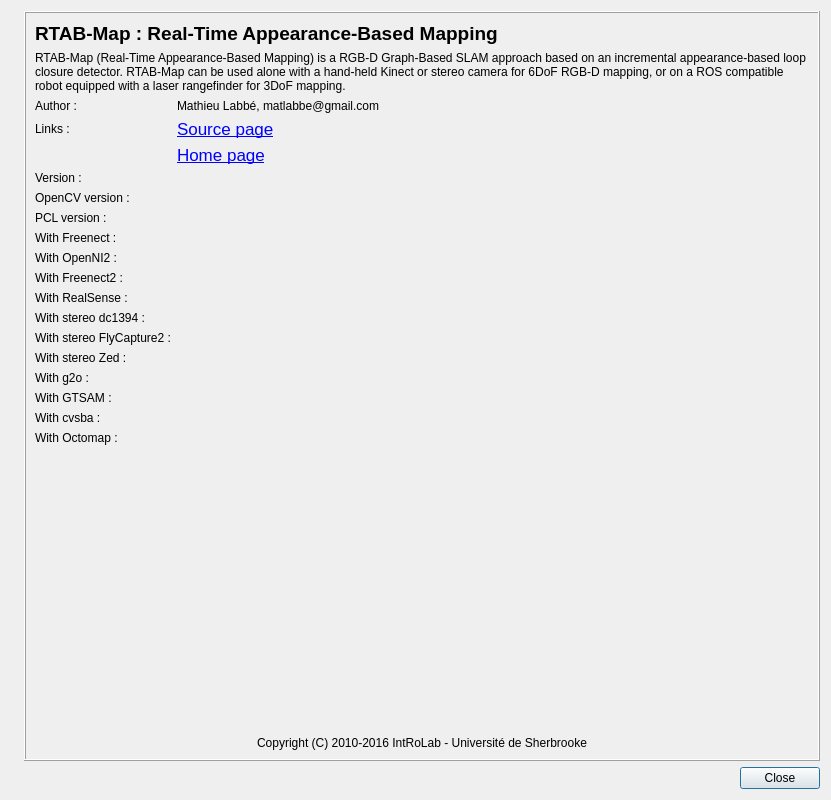
The window that guilib/src/ui/aboutDialog.ui (ros2-gbp/rtabmap-release) describes before a commit, drawn with Qt 5.
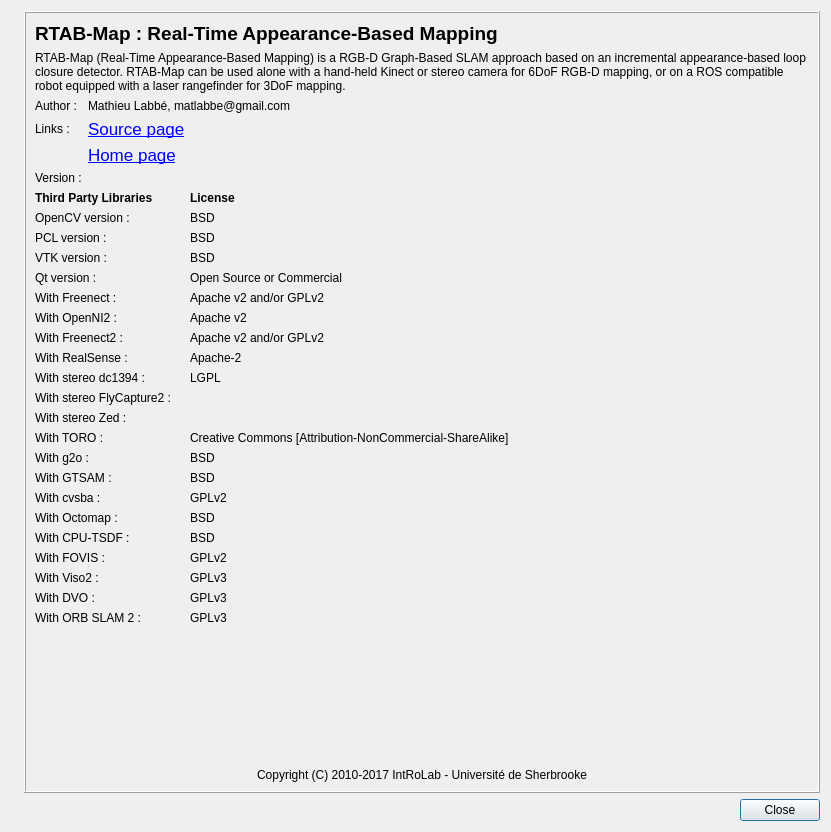
The same window after the commit. Icons and pictures are not drawn.

Commit message: Imported upstream version '0.13.2' of 'upstream'

The edit to the form file:
```diff
--- a/guilib/src/ui/aboutDialog.ui
+++ b/guilib/src/ui/aboutDialog.ui
@@ -7,7 +7,7 @@
     <x>0</x>
     <y>0</y>
     <width>831</width>
-    <height>800</height>
+    <height>832</height>
    </rect>
   </property>
   <property name="sizePolicy">
@@ -82,88 +82,74 @@
         </item>
         <item>
          <layout class="QGridLayout" name="gridLayout" columnstretch="0,1">
-          <item row="9" column="1">
-           <widget class="QLabel" name="label_pcl_version">
-            <property name="text">
-             <string/>
-            </property>
-            <property name="alignment">
-             <set>Qt::AlignLeading|Qt::AlignLeft|Qt::AlignVCenter</set>
-            </property>
-           </widget>
-          </item>
-          <item row="1" column="0">
+          <item row="0" column="0">
            <widget class="QLabel" name="label_2">
             <property name="text">
              <string>Author :</string>
             </property>
            </widget>
           </item>
-          <item row="7" column="1">
-           <widget class="QLabel" name="label_version">
+          <item row="0" column="1">
+           <widget class="QLabel" name="label_8">
             <property name="text">
-             <string/>
+             <string>Mathieu Labbé, matlabbe@gmail.com</string>
             </property>
             <property name="alignment">
              <set>Qt::AlignLeading|Qt::AlignLeft|Qt::AlignVCenter</set>
             </property>
            </widget>
           </item>
-          <item row="4" column="1">
-           <widget class="QLabel" name="label_HomePage_3">
-            <property name="text">
-             <string>&lt;!DOCTYPE HTML PUBLIC &quot;-//W3C//DTD HTML 4.0//EN&quot; &quot;http://www.w3.org/TR/REC-html40/strict.dtd&quot;&gt;
-&lt;html&gt;&lt;head&gt;&lt;meta name=&quot;qrichtext&quot; content=&quot;1&quot; /&gt;&lt;style type=&quot;text/css&quot;&gt;
-p, li { white-space: pre-wrap; }
-&lt;/style&gt;&lt;/head&gt;&lt;body style=&quot; font-family:'Lucida Grande'; font-size:13pt; font-weight:400; font-style:normal;&quot;&gt;
-&lt;p style=&quot; margin-top:0px; margin-bottom:0px; margin-left:0px; margin-right:0px; -qt-block-indent:0; text-indent:0px;&quot;&gt;&lt;a href=&quot;http://introlab.github.io/rtabmap&quot;&gt;&lt;span style=&quot; text-decoration: underline; color:#0000ff;&quot;&gt;Home page&lt;/span&gt;&lt;/a&gt;&lt;/p&gt;&lt;/body&gt;&lt;/html&gt;</string>
-            </property>
-            <property name="alignment">
-             <set>Qt::AlignLeading|Qt::AlignLeft|Qt::AlignVCenter</set>
-            </property>
-            <property name="openExternalLinks">
-             <bool>true</bool>
-            </property>
-           </widget>
-          </item>
-          <item row="10" column="0">
-           <widget class="QLabel" name="label_12">
-            <property name="text">
-             <string>With Freenect :</string>
-            </property>
-           </widget>
-          </item>
-          <item row="8" column="0">
-           <widget class="QLabel" name="label_7">
-            <property name="text">
-             <string>OpenCV version :</string>
-            </property>
-           </widget>
-          </item>
-          <item row="3" column="0">
+          <item row="1" column="0">
            <widget class="QLabel" name="label_4">
             <property name="text">
              <string>Links :</string>
             </property>
            </widget>
           </item>
-          <item row="17" column="0">
-           <widget class="QLabel" name="label_14">
+          <item row="1" column="1">
+           <widget class="QLabel" name="label_HomePage_2">
             <property name="text">
-             <string>With g2o :</string>
+             <string>&lt;!DOCTYPE HTML PUBLIC &quot;-//W3C//DTD HTML 4.0//EN&quot; &quot;http://www.w3.org/TR/REC-html40/strict.dtd&quot;&gt;
+&lt;html&gt;&lt;head&gt;&lt;meta name=&quot;qrichtext&quot; content=&quot;1&quot; /&gt;&lt;style type=&quot;text/css&quot;&gt;
+p, li { white-space: pre-wrap; }
+&lt;/style&gt;&lt;/head&gt;&lt;body style=&quot; font-family:'Lucida Grande'; font-size:13pt; font-weight:400; font-style:normal;&quot;&gt;
+&lt;p style=&quot; margin-top:0px; margin-bottom:0px; margin-left:0px; margin-right:0px; -qt-block-indent:0; text-indent:0px;&quot;&gt;&lt;a href=&quot;http://github.com/introlab/rtabmap&quot;&gt;&lt;span style=&quot; text-decoration: underline; color:#0000ff;&quot;&gt;Source page&lt;/span&gt;&lt;/a&gt;&lt;/p&gt;&lt;/body&gt;&lt;/html&gt;</string>
             </property>
+            <property name="alignment">
+             <set>Qt::AlignLeading|Qt::AlignLeft|Qt::AlignVCenter</set>
+            </property>
+            <property name="openExternalLinks">
+             <bool>true</bool>
+            </property>
            </widget>
           </item>
-          <item row="14" column="0">
-           <widget class="QLabel" name="label_16">
+          <item row="2" column="1">
+           <widget class="QLabel" name="label_HomePage_3">
             <property name="text">
-             <string>With stereo dc1394 :</string>
+             <string>&lt;!DOCTYPE HTML PUBLIC &quot;-//W3C//DTD HTML 4.0//EN&quot; &quot;http://www.w3.org/TR/REC-html40/strict.dtd&quot;&gt;
+&lt;html&gt;&lt;head&gt;&lt;meta name=&quot;qrichtext&quot; content=&quot;1&quot; /&gt;&lt;style type=&quot;text/css&quot;&gt;
+p, li { white-space: pre-wrap; }
+&lt;/style&gt;&lt;/head&gt;&lt;body style=&quot; font-family:'Lucida Grande'; font-size:13pt; font-weight:400; font-style:normal;&quot;&gt;
+&lt;p style=&quot; margin-top:0px; margin-bottom:0px; margin-left:0px; margin-right:0px; -qt-block-indent:0; text-indent:0px;&quot;&gt;&lt;a href=&quot;http://introlab.github.io/rtabmap&quot;&gt;&lt;span style=&quot; text-decoration: underline; color:#0000ff;&quot;&gt;Home page&lt;/span&gt;&lt;/a&gt;&lt;/p&gt;&lt;/body&gt;&lt;/html&gt;</string>
             </property>
+            <property name="alignment">
+             <set>Qt::AlignLeading|Qt::AlignLeft|Qt::AlignVCenter</set>
+            </property>
+            <property name="openExternalLinks">
+             <bool>true</bool>
+            </property>
            </widget>
           </item>
-          <item row="10" column="1">
-           <widget class="QLabel" name="label_freenect">
+          <item row="3" column="0">
+           <widget class="QLabel" name="label_6">
             <property name="text">
+             <string>Version :</string>
+            </property>
+           </widget>
+          </item>
+          <item row="3" column="1">
+           <widget class="QLabel" name="label_version">
+            <property name="text">
              <string/>
             </property>
             <property name="alignment">
@@ -171,7 +157,44 @@
             </property>
            </widget>
           </item>
-          <item row="11" column="1">
+         </layout>
+        </item>
+        <item>
+         <layout class="QGridLayout" name="gridLayout_2" columnstretch="0,0,1">
+          <item row="2" column="2">
+           <widget class="QLabel" name="label_pcl_license">
+            <property name="text">
+             <string>BSD</string>
+            </property>
+            <property name="wordWrap">
+             <bool>true</bool>
+            </property>
+           </widget>
+          </item>
+          <item row="2" column="1">
+           <widget class="QLabel" name="label_pcl_version">
+            <property name="text">
+             <string/>
+            </property>
+            <property name="alignment">
+             <set>Qt::AlignLeading|Qt::AlignLeft|Qt::AlignVCenter</set>
+            </property>
+            <property name="wordWrap">
+             <bool>true</bool>
+            </property>
+           </widget>
+          </item>
+          <item row="3" column="0">
+           <widget class="QLabel" name="label_23">
+            <property name="text">
+             <string>VTK version :</string>
+            </property>
+            <property name="wordWrap">
+             <bool>true</bool>
+            </property>
+           </widget>
+          </item>
+          <item row="6" column="1">
            <widget class="QLabel" name="label_openni2">
             <property name="text">
              <string/>
@@ -179,135 +202,147 @@
             <property name="alignment">
              <set>Qt::AlignLeading|Qt::AlignLeft|Qt::AlignVCenter</set>
             </property>
-           </widget>
-          </item>
-          <item row="17" column="1">
-           <widget class="QLabel" name="label_g2o">
-            <property name="text">
-             <string/>
+            <property name="wordWrap">
+             <bool>true</bool>
             </property>
-            <property name="alignment">
-             <set>Qt::AlignLeading|Qt::AlignLeft|Qt::AlignVCenter</set>
-            </property>
            </widget>
           </item>
-          <item row="12" column="0">
+          <item row="7" column="0">
            <widget class="QLabel" name="label_15">
             <property name="text">
              <string>With Freenect2 :</string>
             </property>
+            <property name="wordWrap">
+             <bool>true</bool>
+            </property>
            </widget>
           </item>
-          <item row="15" column="0">
-           <widget class="QLabel" name="label_17">
+          <item row="10" column="1">
+           <widget class="QLabel" name="label_flycapture2">
             <property name="text">
-             <string>With stereo FlyCapture2 :</string>
+             <string/>
             </property>
+            <property name="alignment">
+             <set>Qt::AlignLeading|Qt::AlignLeft|Qt::AlignVCenter</set>
+            </property>
+            <property name="wordWrap">
+             <bool>true</bool>
+            </property>
            </widget>
           </item>
-          <item row="1" column="1">
-           <widget class="QLabel" name="label_8">
+          <item row="16" column="1">
+           <widget class="QLabel" name="label_octomap">
             <property name="text">
-             <string>Mathieu Labbé, matlabbe@gmail.com</string>
+             <string/>
             </property>
             <property name="alignment">
              <set>Qt::AlignLeading|Qt::AlignLeft|Qt::AlignVCenter</set>
             </property>
+            <property name="wordWrap">
+             <bool>true</bool>
+            </property>
            </widget>
           </item>
-          <item row="9" column="0">
+          <item row="17" column="0">
+           <widget class="QLabel" name="label_24">
+            <property name="text">
+             <string>With CPU-TSDF :</string>
+            </property>
+            <property name="wordWrap">
+             <bool>true</bool>
+            </property>
+           </widget>
+          </item>
+          <item row="17" column="1">
+           <widget class="QLabel" name="label_cputsdf">
+            <property name="text">
+             <string/>
+            </property>
+            <property name="alignment">
+             <set>Qt::AlignLeading|Qt::AlignLeft|Qt::AlignVCenter</set>
+            </property>
+            <property name="wordWrap">
+             <bool>true</bool>
+            </property>
+           </widget>
+          </item>
+          <item row="18" column="0">
+           <widget class="QLabel" name="label_25">
+            <property name="text">
+             <string>With FOVIS :</string>
+            </property>
+            <property name="wordWrap">
+             <bool>true</bool>
+            </property>
+           </widget>
+          </item>
+          <item row="2" column="0">
            <widget class="QLabel" name="label_11">
             <property name="text">
              <string>PCL version :</string>
             </property>
-           </widget>
-          </item>
-          <item row="11" column="0">
-           <widget class="QLabel" name="label_13">
-            <property name="text">
-             <string>With OpenNI2 :</string>
-            </property>
-           </widget>
-          </item>
-          <item row="3" column="1">
-           <widget class="QLabel" name="label_HomePage_2">
-            <property name="text">
-             <string>&lt;!DOCTYPE HTML PUBLIC &quot;-//W3C//DTD HTML 4.0//EN&quot; &quot;http://www.w3.org/TR/REC-html40/strict.dtd&quot;&gt;
-&lt;html&gt;&lt;head&gt;&lt;meta name=&quot;qrichtext&quot; content=&quot;1&quot; /&gt;&lt;style type=&quot;text/css&quot;&gt;
-p, li { white-space: pre-wrap; }
-&lt;/style&gt;&lt;/head&gt;&lt;body style=&quot; font-family:'Lucida Grande'; font-size:13pt; font-weight:400; font-style:normal;&quot;&gt;
-&lt;p style=&quot; margin-top:0px; margin-bottom:0px; margin-left:0px; margin-right:0px; -qt-block-indent:0; text-indent:0px;&quot;&gt;&lt;a href=&quot;http://github.com/introlab/rtabmap&quot;&gt;&lt;span style=&quot; text-decoration: underline; color:#0000ff;&quot;&gt;Source page&lt;/span&gt;&lt;/a&gt;&lt;/p&gt;&lt;/body&gt;&lt;/html&gt;</string>
-            </property>
-            <property name="alignment">
-             <set>Qt::AlignLeading|Qt::AlignLeft|Qt::AlignVCenter</set>
-            </property>
-            <property name="openExternalLinks">
+            <property name="wordWrap">
              <bool>true</bool>
             </property>
            </widget>
           </item>
-          <item row="7" column="0">
-           <widget class="QLabel" name="label_6">
-            <property name="text">
-             <string>Version :</string>
-            </property>
-           </widget>
-          </item>
-          <item row="8" column="1">
-           <widget class="QLabel" name="label_opencv_version">
-            <property name="text">
-             <string/>
-            </property>
-            <property name="alignment">
-             <set>Qt::AlignLeading|Qt::AlignLeft|Qt::AlignVCenter</set>
-            </property>
-           </widget>
-          </item>
-          <item row="12" column="1">
-           <widget class="QLabel" name="label_freenect2">
-            <property name="text">
-             <string/>
-            </property>
-            <property name="alignment">
-             <set>Qt::AlignLeading|Qt::AlignLeft|Qt::AlignVCenter</set>
-            </property>
-           </widget>
-          </item>
-          <item row="19" column="1">
-           <widget class="QLabel" name="label_cvsba">
-            <property name="text">
-             <string/>
-            </property>
-            <property name="alignment">
-             <set>Qt::AlignLeading|Qt::AlignLeft|Qt::AlignVCenter</set>
-            </property>
-           </widget>
-          </item>
           <item row="16" column="0">
+           <widget class="QLabel" name="label_20">
+            <property name="text">
+             <string>With Octomap :</string>
+            </property>
+            <property name="wordWrap">
+             <bool>true</bool>
+            </property>
+           </widget>
+          </item>
+          <item row="20" column="1">
+           <widget class="QLabel" name="label_dvo">
+            <property name="text">
+             <string/>
+            </property>
+            <property name="alignment">
+             <set>Qt::AlignLeading|Qt::AlignLeft|Qt::AlignVCenter</set>
+            </property>
+            <property name="wordWrap">
+             <bool>true</bool>
+            </property>
+           </widget>
+          </item>
+          <item row="21" column="0">
+           <widget class="QLabel" name="label_28">
+            <property name="text">
+             <string>With ORB SLAM 2 :</string>
+            </property>
+            <property name="wordWrap">
+             <bool>true</bool>
+            </property>
+           </widget>
+          </item>
+          <item row="21" column="1">
+           <widget class="QLabel" name="label_orbslam2">
+            <property name="text">
+             <string/>
+            </property>
+            <property name="alignment">
+             <set>Qt::AlignLeading|Qt::AlignLeft|Qt::AlignVCenter</set>
+            </property>
+            <property name="wordWrap">
+             <bool>true</bool>
+            </property>
+           </widget>
+          </item>
+          <item row="11" column="0">
            <widget class="QLabel" name="label_21">
             <property name="text">
              <string>With stereo Zed :</string>
             </property>
-           </widget>
-          </item>
-          <item row="18" column="0">
-           <widget class="QLabel" name="label_19">
-            <property name="text">
-             <string>With GTSAM :</string>
+            <property name="wordWrap">
+             <bool>true</bool>
             </property>
            </widget>
           </item>
-          <item row="20" column="1">
-           <widget class="QLabel" name="label_octomap">
-            <property name="text">
-             <string/>
-            </property>
-            <property name="alignment">
-             <set>Qt::AlignLeading|Qt::AlignLeft|Qt::AlignVCenter</set>
-            </property>
-           </widget>
-          </item>
-          <item row="16" column="1">
+          <item row="11" column="1">
            <widget class="QLabel" name="label_zed">
             <property name="text">
              <string/>
@@ -315,17 +350,23 @@
             <property name="alignment">
              <set>Qt::AlignLeading|Qt::AlignLeft|Qt::AlignVCenter</set>
             </property>
+            <property name="wordWrap">
+             <bool>true</bool>
+            </property>
            </widget>
           </item>
-          <item row="20" column="0">
-           <widget class="QLabel" name="label_20">
+          <item row="10" column="0">
+           <widget class="QLabel" name="label_17">
             <property name="text">
-             <string>With Octomap :</string>
+             <string>With stereo FlyCapture2 :</string>
+            </property>
+            <property name="wordWrap">
+             <bool>true</bool>
             </property>
            </widget>
           </item>
           <item row="18" column="1">
-           <widget class="QLabel" name="label_gtsam">
+           <widget class="QLabel" name="label_fovis">
             <property name="text">
              <string/>
             </property>
@@ -335,40 +376,177 @@
            </widget>
           </item>
           <item row="19" column="0">
+           <widget class="QLabel" name="label_26">
+            <property name="text">
+             <string>With Viso2 :</string>
+            </property>
+            <property name="wordWrap">
+             <bool>true</bool>
+            </property>
+           </widget>
+          </item>
+          <item row="13" column="0">
+           <widget class="QLabel" name="label_14">
+            <property name="text">
+             <string>With g2o :</string>
+            </property>
+            <property name="wordWrap">
+             <bool>true</bool>
+            </property>
+           </widget>
+          </item>
+          <item row="13" column="1">
+           <widget class="QLabel" name="label_g2o">
+            <property name="text">
+             <string/>
+            </property>
+            <property name="alignment">
+             <set>Qt::AlignLeading|Qt::AlignLeft|Qt::AlignVCenter</set>
+            </property>
+            <property name="wordWrap">
+             <bool>true</bool>
+            </property>
+           </widget>
+          </item>
+          <item row="14" column="0">
+           <widget class="QLabel" name="label_19">
+            <property name="text">
+             <string>With GTSAM :</string>
+            </property>
+            <property name="wordWrap">
+             <bool>true</bool>
+            </property>
+           </widget>
+          </item>
+          <item row="14" column="1">
+           <widget class="QLabel" name="label_gtsam">
+            <property name="text">
+             <string/>
+            </property>
+            <property name="alignment">
+             <set>Qt::AlignLeading|Qt::AlignLeft|Qt::AlignVCenter</set>
+            </property>
+            <property name="wordWrap">
+             <bool>true</bool>
+            </property>
+           </widget>
+          </item>
+          <item row="15" column="0">
            <widget class="QLabel" name="label_18">
             <property name="text">
              <string>With cvsba :</string>
             </property>
-           </widget>
-          </item>
-          <item row="14" column="1">
-           <widget class="QLabel" name="label_dc1394">
-            <property name="text">
-             <string/>
-            </property>
-            <property name="alignment">
-             <set>Qt::AlignLeading|Qt::AlignLeft|Qt::AlignVCenter</set>
+            <property name="wordWrap">
+             <bool>true</bool>
             </property>
            </widget>
           </item>
           <item row="15" column="1">
-           <widget class="QLabel" name="label_flycapture2">
+           <widget class="QLabel" name="label_cvsba">
             <property name="text">
              <string/>
             </property>
             <property name="alignment">
              <set>Qt::AlignLeading|Qt::AlignLeft|Qt::AlignVCenter</set>
             </property>
+            <property name="wordWrap">
+             <bool>true</bool>
+            </property>
            </widget>
           </item>
-          <item row="13" column="0">
+          <item row="1" column="0">
+           <widget class="QLabel" name="label_7">
+            <property name="text">
+             <string>OpenCV version :</string>
+            </property>
+            <property name="wordWrap">
+             <bool>true</bool>
+            </property>
+           </widget>
+          </item>
+          <item row="5" column="0">
+           <widget class="QLabel" name="label_12">
+            <property name="text">
+             <string>With Freenect :</string>
+            </property>
+            <property name="wordWrap">
+             <bool>true</bool>
+            </property>
+           </widget>
+          </item>
+          <item row="1" column="1">
+           <widget class="QLabel" name="label_opencv_version">
+            <property name="text">
+             <string/>
+            </property>
+            <property name="alignment">
+             <set>Qt::AlignLeading|Qt::AlignLeft|Qt::AlignVCenter</set>
+            </property>
+            <property name="wordWrap">
+             <bool>true</bool>
+            </property>
+           </widget>
+          </item>
+          <item row="9" column="1">
+           <widget class="QLabel" name="label_dc1394">
+            <property name="text">
+             <string/>
+            </property>
+            <property name="alignment">
+             <set>Qt::AlignLeading|Qt::AlignLeft|Qt::AlignVCenter</set>
+            </property>
+            <property name="wordWrap">
+             <bool>true</bool>
+            </property>
+           </widget>
+          </item>
+          <item row="9" column="0">
+           <widget class="QLabel" name="label_16">
+            <property name="text">
+             <string>With stereo dc1394 :</string>
+            </property>
+            <property name="wordWrap">
+             <bool>true</bool>
+            </property>
+           </widget>
+          </item>
+          <item row="3" column="1">
+           <widget class="QLabel" name="label_vtk_version">
+            <property name="text">
+             <string/>
+            </property>
+            <property name="alignment">
+             <set>Qt::AlignLeading|Qt::AlignLeft|Qt::AlignVCenter</set>
+            </property>
+            <property name="wordWrap">
+             <bool>true</bool>
+            </property>
+           </widget>
+          </item>
+          <item row="7" column="1">
+           <widget class="QLabel" name="label_freenect2">
+            <property name="text">
+             <string/>
+            </property>
+            <property name="alignment">
+             <set>Qt::AlignLeading|Qt::AlignLeft|Qt::AlignVCenter</set>
+            </property>
+            <property name="wordWrap">
+             <bool>true</bool>
+            </property>
+           </widget>
+          </item>
+          <item row="8" column="0">
            <widget class="QLabel" name="label_22">
             <property name="text">
              <string>With RealSense :</string>
             </property>
+            <property name="wordWrap">
+             <bool>true</bool>
+            </property>
            </widget>
           </item>
-          <item row="13" column="1">
+          <item row="8" column="1">
            <widget class="QLabel" name="label_realsense">
             <property name="text">
              <string/>
@@ -376,6 +554,304 @@
             <property name="alignment">
              <set>Qt::AlignLeading|Qt::AlignLeft|Qt::AlignVCenter</set>
             </property>
+            <property name="wordWrap">
+             <bool>true</bool>
+            </property>
+           </widget>
+          </item>
+          <item row="5" column="1">
+           <widget class="QLabel" name="label_freenect">
+            <property name="text">
+             <string/>
+            </property>
+            <property name="alignment">
+             <set>Qt::AlignLeading|Qt::AlignLeft|Qt::AlignVCenter</set>
+            </property>
+            <property name="wordWrap">
+             <bool>true</bool>
+            </property>
+           </widget>
+          </item>
+          <item row="1" column="2">
+           <widget class="QLabel" name="label_opencv_license">
+            <property name="text">
+             <string>BSD</string>
+            </property>
+            <property name="wordWrap">
+             <bool>true</bool>
+            </property>
+           </widget>
+          </item>
+          <item row="7" column="2">
+           <widget class="QLabel" name="label_freenect2_license">
+            <property name="text">
+             <string>Apache v2 and/or GPLv2</string>
+            </property>
+            <property name="wordWrap">
+             <bool>true</bool>
+            </property>
+           </widget>
+          </item>
+          <item row="0" column="2">
+           <widget class="QLabel" name="label_31">
+            <property name="text">
+             <string>&lt;html&gt;&lt;head/&gt;&lt;body&gt;&lt;p&gt;&lt;span style=&quot; font-weight:600;&quot;&gt;License&lt;/span&gt;&lt;/p&gt;&lt;/body&gt;&lt;/html&gt;</string>
+            </property>
+            <property name="wordWrap">
+             <bool>true</bool>
+            </property>
+           </widget>
+          </item>
+          <item row="6" column="2">
+           <widget class="QLabel" name="label_openni2_license">
+            <property name="text">
+             <string>Apache v2</string>
+            </property>
+            <property name="wordWrap">
+             <bool>true</bool>
+            </property>
+           </widget>
+          </item>
+          <item row="0" column="0">
+           <widget class="QLabel" name="label_32">
+            <property name="text">
+             <string>&lt;html&gt;&lt;head/&gt;&lt;body&gt;&lt;p&gt;&lt;span style=&quot; font-weight:600;&quot;&gt;Third Party Libraries&lt;/span&gt;&lt;/p&gt;&lt;/body&gt;&lt;/html&gt;</string>
+            </property>
+            <property name="textFormat">
+             <enum>Qt::RichText</enum>
+            </property>
+            <property name="wordWrap">
+             <bool>true</bool>
+            </property>
+           </widget>
+          </item>
+          <item row="5" column="2">
+           <widget class="QLabel" name="label_freenect_license">
+            <property name="text">
+             <string>Apache v2 and/or GPLv2</string>
+            </property>
+            <property name="wordWrap">
+             <bool>true</bool>
+            </property>
+           </widget>
+          </item>
+          <item row="3" column="2">
+           <widget class="QLabel" name="label_vtk_license">
+            <property name="text">
+             <string>BSD</string>
+            </property>
+            <property name="wordWrap">
+             <bool>true</bool>
+            </property>
+           </widget>
+          </item>
+          <item row="8" column="2">
+           <widget class="QLabel" name="label_realsense_license">
+            <property name="text">
+             <string>Apache-2</string>
+            </property>
+            <property name="wordWrap">
+             <bool>true</bool>
+            </property>
+           </widget>
+          </item>
+          <item row="16" column="2">
+           <widget class="QLabel" name="label_octomap_license">
+            <property name="text">
+             <string>BSD</string>
+            </property>
+            <property name="wordWrap">
+             <bool>true</bool>
+            </property>
+           </widget>
+          </item>
+          <item row="17" column="2">
+           <widget class="QLabel" name="label_cputsdf_license">
+            <property name="text">
+             <string>BSD</string>
+            </property>
+            <property name="wordWrap">
+             <bool>true</bool>
+            </property>
+           </widget>
+          </item>
+          <item row="18" column="2">
+           <widget class="QLabel" name="label_fovis_license">
+            <property name="text">
+             <string>GPLv2</string>
+            </property>
+            <property name="wordWrap">
+             <bool>true</bool>
+            </property>
+           </widget>
+          </item>
+          <item row="19" column="2">
+           <widget class="QLabel" name="label_viso2_license">
+            <property name="text">
+             <string>GPLv3</string>
+            </property>
+            <property name="wordWrap">
+             <bool>true</bool>
+            </property>
+           </widget>
+          </item>
+          <item row="20" column="2">
+           <widget class="QLabel" name="label_dvo_license">
+            <property name="text">
+             <string>GPLv3</string>
+            </property>
+            <property name="wordWrap">
+             <bool>true</bool>
+            </property>
+           </widget>
+          </item>
+          <item row="12" column="1">
+           <widget class="QLabel" name="label_toro">
+            <property name="text">
+             <string/>
+            </property>
+            <property name="alignment">
+             <set>Qt::AlignLeading|Qt::AlignLeft|Qt::AlignVCenter</set>
+            </property>
+            <property name="wordWrap">
+             <bool>true</bool>
+            </property>
+           </widget>
+          </item>
+          <item row="9" column="2">
+           <widget class="QLabel" name="label_dc1394_license">
+            <property name="text">
+             <string>LGPL</string>
+            </property>
+            <property name="wordWrap">
+             <bool>true</bool>
+            </property>
+           </widget>
+          </item>
+          <item row="12" column="2">
+           <widget class="QLabel" name="label_toro_license">
+            <property name="text">
+             <string>Creative Commons [Attribution-NonCommercial-ShareAlike]</string>
+            </property>
+            <property name="wordWrap">
+             <bool>true</bool>
+            </property>
+           </widget>
+          </item>
+          <item row="12" column="0">
+           <widget class="QLabel" name="label_77">
+            <property name="text">
+             <string>With TORO :</string>
+            </property>
+            <property name="wordWrap">
+             <bool>true</bool>
+            </property>
+           </widget>
+          </item>
+          <item row="6" column="0">
+           <widget class="QLabel" name="label_13">
+            <property name="text">
+             <string>With OpenNI2 :</string>
+            </property>
+            <property name="wordWrap">
+             <bool>true</bool>
+            </property>
+           </widget>
+          </item>
+          <item row="19" column="1">
+           <widget class="QLabel" name="label_viso2">
+            <property name="text">
+             <string/>
+            </property>
+            <property name="alignment">
+             <set>Qt::AlignLeading|Qt::AlignLeft|Qt::AlignVCenter</set>
+            </property>
+            <property name="wordWrap">
+             <bool>true</bool>
+            </property>
+           </widget>
+          </item>
+          <item row="20" column="0">
+           <widget class="QLabel" name="label_27">
+            <property name="text">
+             <string>With DVO :</string>
+            </property>
+            <property name="wordWrap">
+             <bool>true</bool>
+            </property>
+           </widget>
+          </item>
+          <item row="4" column="0">
+           <widget class="QLabel" name="label_79">
+            <property name="text">
+             <string>Qt version :</string>
+            </property>
+            <property name="wordWrap">
+             <bool>true</bool>
+            </property>
+           </widget>
+          </item>
+          <item row="4" column="2">
+           <widget class="QLabel" name="label_qt_license">
+            <property name="text">
+             <string>Open Source or Commercial</string>
+            </property>
+            <property name="wordWrap">
+             <bool>true</bool>
+            </property>
+           </widget>
+          </item>
+          <item row="4" column="1">
+           <widget class="QLabel" name="label_qt_version">
+            <property name="text">
+             <string/>
+            </property>
+            <property name="alignment">
+             <set>Qt::AlignLeading|Qt::AlignLeft|Qt::AlignVCenter</set>
+            </property>
+            <property name="wordWrap">
+             <bool>true</bool>
+            </property>
+           </widget>
+          </item>
+          <item row="13" column="2">
+           <widget class="QLabel" name="label_g2o_license">
+            <property name="text">
+             <string>BSD</string>
+            </property>
+            <property name="wordWrap">
+             <bool>true</bool>
+            </property>
+           </widget>
+          </item>
+          <item row="14" column="2">
+           <widget class="QLabel" name="label_gtsam_license">
+            <property name="text">
+             <string>BSD</string>
+            </property>
+            <property name="wordWrap">
+             <bool>true</bool>
+            </property>
+           </widget>
+          </item>
+          <item row="15" column="2">
+           <widget class="QLabel" name="label_cvsba_license">
+            <property name="text">
+             <string>GPLv2</string>
+            </property>
+            <property name="wordWrap">
+             <bool>true</bool>
+            </property>
+           </widget>
+          </item>
+          <item row="21" column="2">
+           <widget class="QLabel" name="label_orbslam2_license">
+            <property name="text">
+             <string>GPLv3</string>
+            </property>
+            <property name="wordWrap">
+             <bool>true</bool>
+            </property>
            </widget>
           </item>
          </layout>
@@ -409,7 +885,7 @@
         <item>
          <widget class="QLabel" name="label_5">
           <property name="text">
-           <string>Copyright (C) 2010-2016 IntRoLab - Université de Sherbrooke</string>
+           <string>Copyright (C) 2010-2017 IntRoLab - Université de Sherbrooke</string>
           </property>
           <property name="alignment">
            <set>Qt::AlignCenter</set>
```
Left out of the diff: 5 changed lines with no effect on the pictures. The commit also changes 232 other files.
